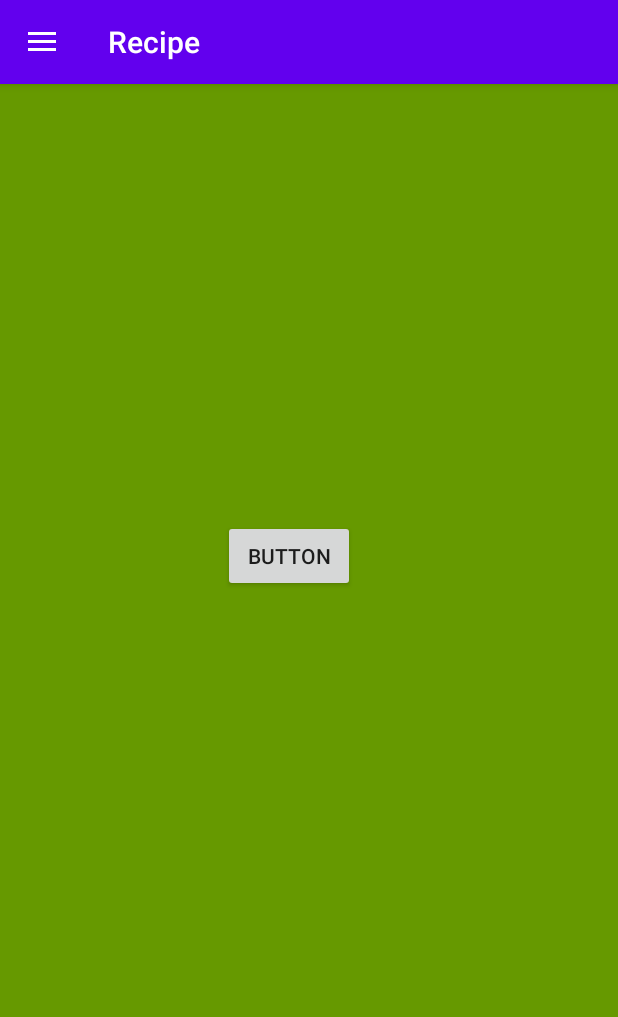
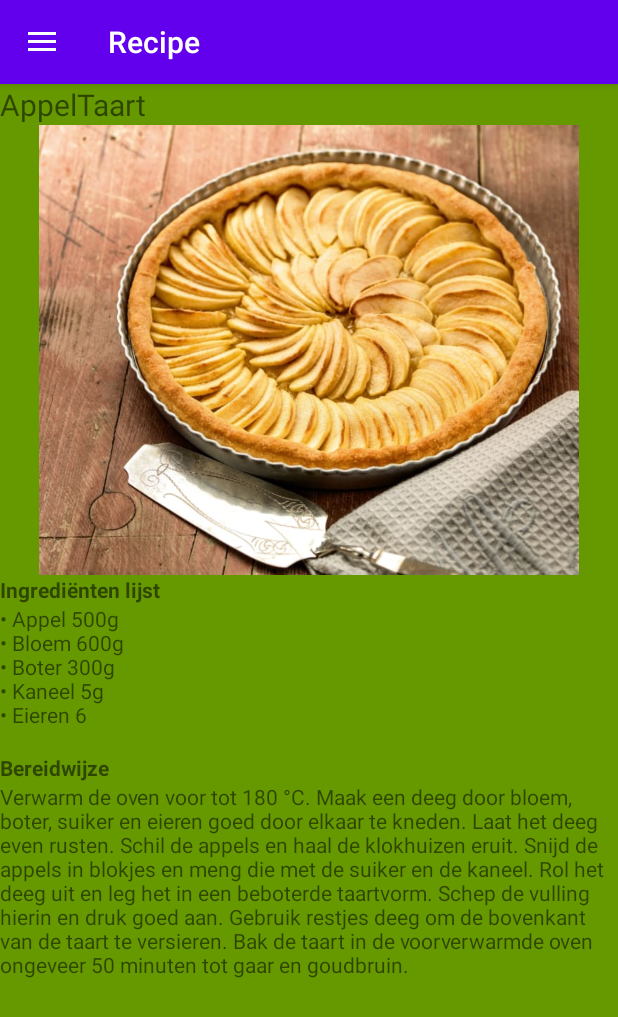
Before and after one commit to Wiebrenvd/Project2.4-applicatie, an Android app: the screen it shows after launch (MainActivity), after a tap on "Recipe", on a phone screen of 412 x 824 dp. Shown: the top 1017 px of the screen. Run offline under Robolectric (Android 15) with nearby library versions, the light colour scheme and no system bars; 1 other tap on this screen came first.

Commit message:
[add] receptpagina content

```diff
--- a/app/src/main/java/com/hanze/recipe/fragments/RecipeFragment.java
+++ b/app/src/main/java/com/hanze/recipe/fragments/RecipeFragment.java
@@ -4,18 +4,58 @@ import android.os.Bundle;
 import android.view.LayoutInflater;
 import android.view.View;
 import android.view.ViewGroup;
+import android.widget.TextView;
 
 import androidx.annotation.NonNull;
 import androidx.annotation.Nullable;
 import androidx.fragment.app.Fragment;
+import androidx.recyclerview.widget.RecyclerView;
 
 import com.hanze.recipe.R;
+
+import java.util.ArrayList;
 
 public class RecipeFragment extends Fragment {
 
     @Nullable
     @Override
     public View onCreateView(@NonNull LayoutInflater inflater, @Nullable ViewGroup container, @Nullable Bundle savedInstanceState) {
-        return inflater.inflate(R.layout.recipe_fragment , container, false);
+        View inf = inflater.inflate(R.layout.recipe_fragment , container, false);
+        setReceptNaam(inf);
+        setReceptText(inf);
+        setIngriedents(inf);
+        return inf;
+    }
+
+    //MOCK DATA
+    public void setReceptNaam(View inf){
+        TextView tvReceptNaam = (TextView) inf.findViewById(R.id.receptNaam);
+        tvReceptNaam.setText("AppelTaart");
+
+    }
+    //MOCK DATA
+    public void setReceptText(View inf){
+        TextView tvReceptText = (TextView) inf.findViewById(R.id.receptText);
+        tvReceptText.setText("Verwarm de oven voor tot 180 °C. Maak een deeg door bloem, boter, suiker en eieren goed door elkaar te kneden. Laat het deeg even rusten. Schil de appels en haal de klokhuizen eruit. Snijd de appels in blokjes en meng die met de suiker en de kaneel. Rol het deeg uit en leg het in een beboterde taartvorm. Schep de vulling hierin en druk goed aan. Gebruik restjes deeg om de bovenkant van de taart te versieren. Bak de taart in de voorverwarmde oven ongeveer 50 minuten tot gaar en goudbruin.");
+
+    }
+
+    //MOCK DATA
+    public void setIngriedents(View inf){
+        ArrayList<String> ingriedients = new ArrayList<>();
+        ingriedients.add("Appel 500g");
+        ingriedients.add("Bloem 600g");
+        ingriedients.add("Boter 300g");
+        ingriedients.add("Kaneel 5g");
+        ingriedients.add("Eieren 6");
+
+        String text = "";
+
+        for(int i = 0; i<ingriedients.size(); i++){
+            text = text + "• " + ingriedients.get(i) + "\n";
+        }
+
+        TextView tvIngriedientsList = inf.findViewById(R.id.ingriedientslist);
+        tvIngriedientsList.setText(text);
     }
 }
--- a/app/src/main/res/layout/recipe_fragment.xml
+++ b/app/src/main/res/layout/recipe_fragment.xml
@@ -1,22 +1,92 @@
 <?xml version="1.0" encoding="utf-8"?>
-<androidx.constraintlayout.widget.ConstraintLayout
-    xmlns:android="http://schemas.android.com/apk/res/android"
-    xmlns:app="http://schemas.android.com/apk/res-auto"
-    xmlns:tools="http://schemas.android.com/tools"
-    android:layout_width="match_parent"
-    android:layout_height="match_parent">
+<LinearLayout xmlns:android="http://schemas.android.com/apk/res/android"
+    android:layout_width="wrap_content"
+    android:layout_height="wrap_content"
+    android:layout_weight="1"
+    android:orientation="vertical">
 
-    <Button
-        android:id="@+id/button"
+    <TableRow
+        android:id="@+id/TableRow_receptNaam"
         android:layout_width="wrap_content"
         android:layout_height="wrap_content"
-        android:layout_marginStart="148dp"
-        android:layout_marginTop="272dp"
-        android:layout_marginEnd="175dp"
-        android:layout_marginBottom="411dp"
-        android:text="Button"
-        app:layout_constraintBottom_toBottomOf="parent"
-        app:layout_constraintEnd_toEndOf="parent"
-        app:layout_constraintStart_toStartOf="parent"
-        app:layout_constraintTop_toTopOf="parent" />
-</androidx.constraintlayout.widget.ConstraintLayout>
+        android:layout_weight="0">
+
+        <TextView
+            android:id="@+id/receptNaam"
+            android:layout_width="match_parent"
+            android:layout_height="match_parent"
+            android:layout_weight="0"
+            android:text="@string/receptnaam"
+            android:textSize="20sp" />
+    </TableRow>
+
+    <TableRow
+        android:id="@+id/TableRow_receptImage"
+        android:layout_width="wrap_content"
+        android:layout_height="wrap_content"
+        android:layout_weight="1">
+
+        <ImageView
+            android:id="@+id/imageView"
+            android:layout_width="wrap_content"
+            android:layout_height="300dp"
+            android:scaleType="centerInside"
+            android:src="@drawable/mockreceptimage" />
+    </TableRow>
+
+    <TableRow
+        android:id="@+id/TableRow_ingriententitel"
+        android:layout_width="match_parent"
+        android:layout_height="match_parent"
+        android:layout_weight="0">
+
+        <TextView
+            android:id="@+id/textView3"
+            android:layout_width="wrap_content"
+            android:layout_height="wrap_content"
+            android:text="@string/ingredi_nten_lijst"
+            android:textStyle="bold" />
+    </TableRow>
+
+    <TableRow
+        android:id="@+id/TableRow_ingredients"
+        android:layout_width="match_parent"
+        android:layout_height="wrap_content"
+        android:layout_weight="0">
+
+        <TextView
+            android:id="@+id/ingriedientslist"
+            android:layout_width="wrap_content"
+            android:layout_height="wrap_content"
+            android:text="TextView" />
+    </TableRow>
+
+    <TableRow
+        android:id="@+id/TableRow_recepttexttitel"
+        android:layout_width="match_parent"
+        android:layout_height="match_parent"
+        android:layout_weight="0" >
+
+        <TextView
+            android:id="@+id/textView5"
+            android:layout_width="wrap_content"
+            android:layout_height="wrap_content"
+            android:text="@string/Bereidwijze"
+            android:textStyle="bold" />
+    </TableRow>
+
+    <TableRow
+        android:id="@+id/TableRow_receptText"
+        android:layout_width="wrap_content"
+        android:layout_height="wrap_content"
+        android:layout_weight="0.25">
+
+        <TextView
+            android:id="@+id/receptText"
+            android:layout_width="wrap_content"
+            android:layout_height="wrap_content"
+            android:text="@string/receptText" />
+
+    </TableRow>
+
+</LinearLayout>
--- a/app/src/main/res/values/strings.xml
+++ b/app/src/main/res/values/strings.xml
@@ -2,4 +2,8 @@
     <string name="app_name">Recipe</string>
     <string name="Open"> Open drawer </string>
     <string name="Close"> Close drawer </string>
+    <string name="receptText">receptText</string>
+    <string name="receptnaam">Receptnaam:</string>
+    <string name="Bereidwijze">Bereidwijze</string>
+    <string name="ingredi_nten_lijst">Ingrediënten lijst</string>
 </resources>
```
Also changed, not shown: app/src/main/res/drawable/mockreceptimage.jpg (added).
